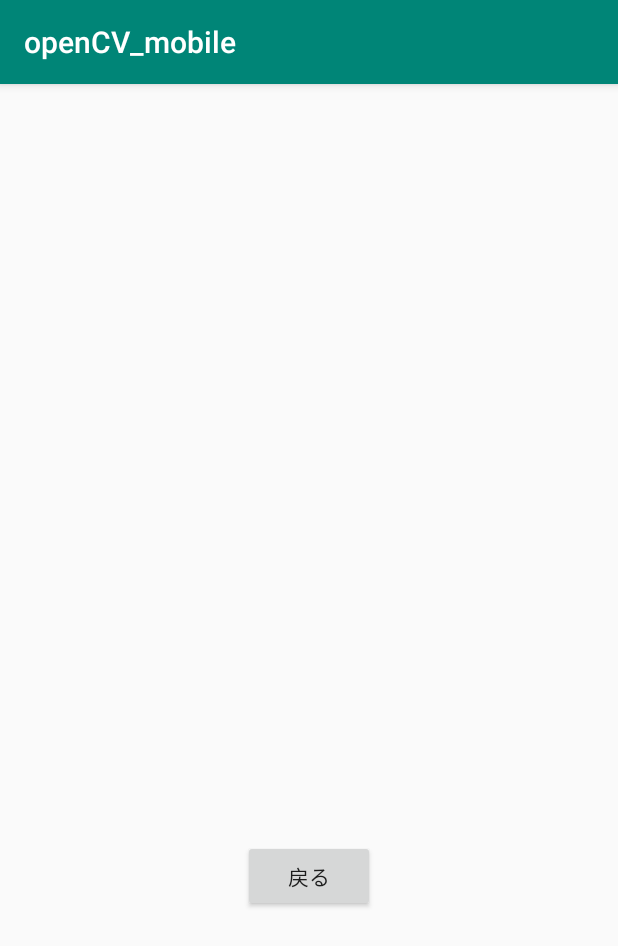
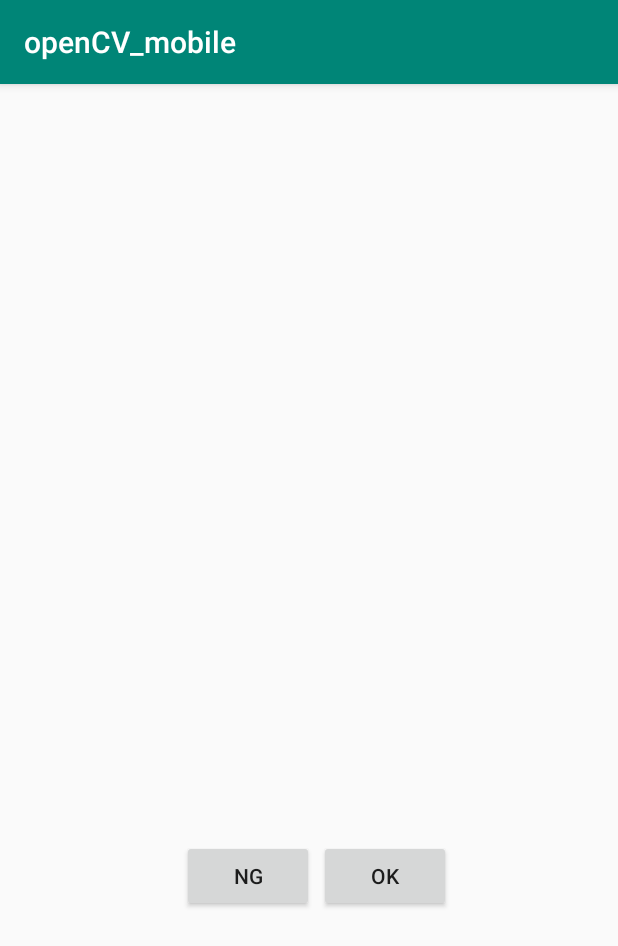
Before and after one commit to is0356xi/openCV_mobile, an Android app: the imgActivity screen opened directly, with no data from a screen before it, on a phone screen of 412 x 824 dp. Shown: the top 946 px of the screen. Run offline under Robolectric (Android 15) with nearby library versions, the light colour scheme and no system bars; libraries missing offline, so code that uses them is left out: com.labters.documentscanner.

Commit message:
added check feature
以下の機能を実装

・書類を認識できているか確認する
・NGの場合、マニュアルでクロップする

```diff
--- a/app/src/main/java/com/example/opencv_mobile/imgActivity.kt
+++ b/app/src/main/java/com/example/opencv_mobile/imgActivity.kt
@@ -1,13 +1,17 @@
 package com.example.opencv_mobile
 
+import android.app.Activity
+import android.content.Intent
 import android.graphics.Bitmap
 import androidx.appcompat.app.AppCompatActivity
 import android.os.Bundle
 import android.provider.MediaStore
 import android.widget.ImageView
 import android.net.Uri
-
-import kotlinx.android.synthetic.main.activity_img.returnBtn
+import android.widget.Toast
+import com.labters.documentscanner.ImageCropActivity
+import com.labters.documentscanner.helpers.ScannerConstants
+import kotlinx.android.synthetic.main.activity_img.*
 
 
 class imgActivity : AppCompatActivity() {
@@ -24,9 +28,46 @@ class imgActivity : AppCompatActivity() {
         var imageView = findViewById<ImageView>(R.id.capturedImg)
         imageView.setImageBitmap(bmp)
 
-        returnBtn.setOnClickListener{
+        ngBtn.setOnClickListener{
+            manual_crop(bmp)
+        }
+        okBtn.setOnClickListener{
             finish()
         }
     }
+    private fun manual_crop(bmp: Bitmap){
+        ScannerConstants.selectedImageBitmap=bmp
+////        startActivityForResult(Intent(MainActivity@this, ImageCropActivity::class.java), Constants.REQUEST_CROP)
+        startActivityForResult(Intent(imgActivity@this, ImageCropActivity::class.java), 1234)
 
+    }
+
+    override fun onActivityResult(requestCode: Int, resultCode: Int, data: Intent?) {
+        super.onActivityResult(requestCode, resultCode, data)
+
+        if (requestCode == 1234 && resultCode == Activity.RESULT_OK) {
+            if (ScannerConstants.selectedImageBitmap != null) {
+//
+//                var bmp : Bitmap? = getcontour(ScannerConstants.selectedImageBitmap)
+//
+//                if(bmp==null){
+//                    Toast.makeText(MainActivity@this,"書類検出不可", Toast.LENGTH_LONG).show()
+//                }else{
+//                    val uri: Uri = bitmapToUri(bmp)
+//                    intent_for_CVimg(uri)
+//                }
+
+                var imageView = findViewById<ImageView>(R.id.capturedImg)
+                imageView.setImageBitmap(ScannerConstants.selectedImageBitmap)
+
+//                val uri: Uri = bitmapToUri(ScannerConstants.selectedImageBitmap)
+//                intent_for_CVimg(uri)
+
+
+            } else
+                Toast.makeText(imgActivity@this, "Something wen't wrong.", Toast.LENGTH_LONG)
+                    .show()
+        }
+
+    }
 }
--- a/app/src/main/res/layout/activity_img.xml
+++ b/app/src/main/res/layout/activity_img.xml
@@ -23,12 +23,22 @@
     </FrameLayout>
 
     <Button
-        android:id="@+id/returnBtn"
+        android:id="@+id/ngBtn"
         android:layout_width="wrap_content"
         android:layout_height="wrap_content"
-        android:text="戻る"
+        android:text="NG"
         app:layout_constraintEnd_toEndOf="parent"
+        app:layout_constraintHorizontal_bias="0.374"
         app:layout_constraintStart_toStartOf="parent"
+        app:layout_constraintTop_toBottomOf="@+id/frameLayout" />
+
+    <Button
+        android:id="@+id/okBtn"
+        android:layout_width="wrap_content"
+        android:layout_height="wrap_content"
+        android:layout_marginStart="3dp"
+        android:text="OK"
+        app:layout_constraintStart_toEndOf="@+id/ngBtn"
         app:layout_constraintTop_toBottomOf="@+id/frameLayout" />
 
 
```
Also changed, not shown: app/src/main/java/com/example/opencv_mobile/MainActivity.kt (+16 -12 lines).
